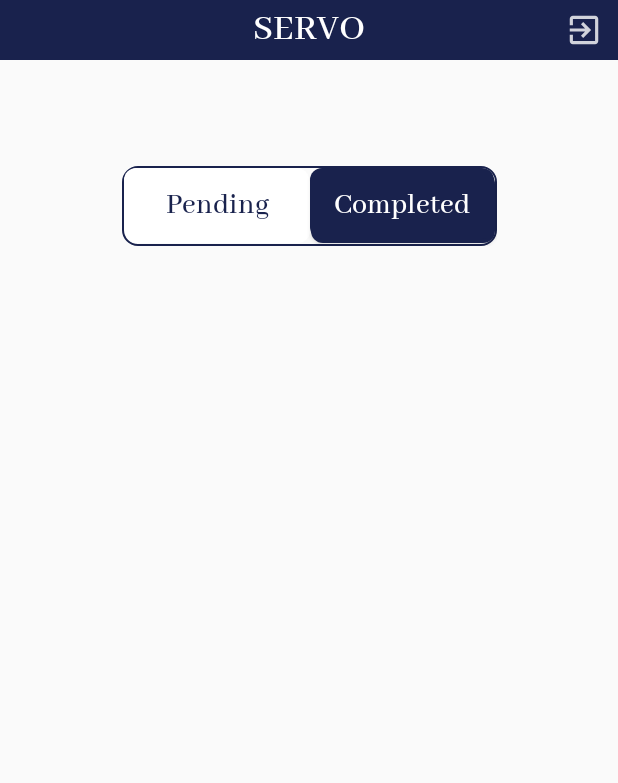
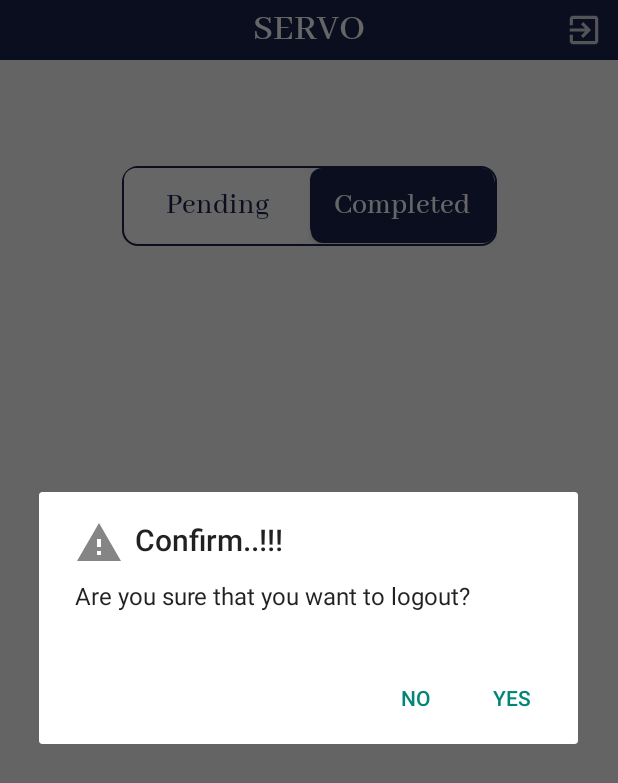
Before and after one commit to DeadliestDemon/Servo, an Android app: the WorkerActivity screen opened directly, with no data from a screen before it, after a tap on "menu", on a phone screen of 412 x 824 dp. Shown: the top 783 px of the screen. Run offline under Robolectric (Android 15) with nearby library versions, the phone set to English and light mode, and no system bars; 2 other taps on this screen came first.

Commit message:
Added popup logout

```diff
--- a/app/src/main/java/com/example/servo/Adapter/StudentPendingActivityAdapter.java
+++ b/app/src/main/java/com/example/servo/Adapter/StudentPendingActivityAdapter.java
@@ -88,11 +88,11 @@ public class StudentPendingActivityAdapter extends RecyclerView.Adapter<StudentP
 
                     AlertDialog.Builder alertDialogBuilder = new AlertDialog.Builder(context);
                     // Setting Alert Dialog Title
-                    alertDialogBuilder.setTitle("Confirm Exit..!!!");
+                    alertDialogBuilder.setTitle("Confirm..!!!");
                     // Icon Of Alert Dialog
                     alertDialogBuilder.setIcon(R.drawable.ic_deplete_complaint_alert);
                     // Setting Alert Dialog Message
-                    alertDialogBuilder.setMessage("Are you sure,You want to delete this complaint?");
+                    alertDialogBuilder.setMessage("Are you sure that you want to mark this complaint as done?");
                     alertDialogBuilder.setCancelable(false);
 
                     alertDialogBuilder.setPositiveButton("Yes", new DialogInterface.OnClickListener() {
--- a/app/src/main/java/com/example/servo/WorkerActivity.java
+++ b/app/src/main/java/com/example/servo/WorkerActivity.java
@@ -1,10 +1,12 @@
 package com.example.servo;
 
+import androidx.appcompat.app.AlertDialog;
 import androidx.appcompat.app.AppCompatActivity;
 import androidx.recyclerview.widget.LinearLayoutManager;
 import androidx.recyclerview.widget.RecyclerView;
 
 import android.content.Context;
+import android.content.DialogInterface;
 import android.content.Intent;
 import android.content.SharedPreferences;
 import android.content.res.ColorStateList;
@@ -75,6 +77,19 @@ public class WorkerActivity extends AppCompatActivity {
             @Override
             public void onClick(View view) {
 
+                AlertDialog.Builder alertDialogBuilder = new AlertDialog.Builder(WorkerActivity.this);
+                // Setting Alert Dialog Title
+                alertDialogBuilder.setTitle("Confirm..!!!");
+                // Icon Of Alert Dialog
+                alertDialogBuilder.setIcon(R.drawable.ic_deplete_complaint_alert);
+                // Setting Alert Dialog Message
+                alertDialogBuilder.setMessage("Are you sure that you want to logout?");
+                alertDialogBuilder.setCancelable(false);
+
+                alertDialogBuilder.setPositiveButton("Yes", new DialogInterface.OnClickListener() {
+
+                    @Override
+                    public void onClick(DialogInterface arg0, int arg1) {
                         //                Log.e("chk","CHEK");
                         Call<Void> logoutCall = RetrofitClient
                             .getInstance()
@@ -83,14 +98,12 @@ public class WorkerActivity extends AppCompatActivity {
                         logoutCall.enqueue(new Callback<Void>() {
                             @Override
                             public void onResponse(Call<Void> call, Response<Void> response) {
-                        if (response.code() == 200)
-                        {
+                                if (response.code() == 200) {
 //                            Toast.makeText(StudentActivity.this, "log outed", Toast.LENGTH_SHORT).show();
                                     Log.e("logout==========>", "success");
                                     startActivity(new Intent(WorkerActivity.this, MainActivity.class).addFlags(Intent.FLAG_ACTIVITY_CLEAR_TASK));
 
-                        }
-                        else {
+                                } else {
                                     String s = response.errorBody().toString();
                                     Log.e("logout==========>", response.errorBody().toString());
 
@@ -110,6 +123,62 @@ public class WorkerActivity extends AppCompatActivity {
 //                startActivity();
                     }
                 });
+
+//                finish();}
+
+
+                alertDialogBuilder.setNegativeButton("No", new DialogInterface.OnClickListener() {
+                    @Override
+                    public void onClick(DialogInterface dialog, int which) {
+//                            Toast.makeText(.this,"You clicked over No",Toast.LENGTH_SHORT).show();
+//                        checkBox.setBackgroundResource(R.drawable.ic_baseline_radio_button_unchecked_24);
+
+                    }
+                });
+                AlertDialog alertDialog = alertDialogBuilder.create();
+                alertDialog.show();
+            }
+        });
+//
+//        logout.setOnClickListener(new View.OnClickListener() {
+//            @Override
+//            public void onClick(View view) {
+//
+////                Log.e("chk","CHEK");
+//                Call<Void> logoutCall = RetrofitClient
+//                        .getInstance()
+//                        .getApi().logOut(Token);
+//
+//                logoutCall.enqueue(new Callback<Void>() {
+//                    @Override
+//                    public void onResponse(Call<Void> call, Response<Void> response) {
+//                        if (response.code() == 200)
+//                        {
+////                            Toast.makeText(StudentActivity.this, "log outed", Toast.LENGTH_SHORT).show();
+//                            Log.e("logout==========>", "success");
+//                            startActivity(new Intent(WorkerActivity.this, MainActivity.class).addFlags(Intent.FLAG_ACTIVITY_CLEAR_TASK));
+//
+//                        }
+//                        else {
+//                            String s = response.errorBody().toString();
+//                            Log.e("logout==========>", response.errorBody().toString());
+//
+////                            Toast.makeText(StudentActivity.this, s, Toast.LENGTH_SHORT).show();
+//
+//                        }
+//                    }
+//
+//                    @Override
+//                    public void onFailure(Call<Void> call, Throwable t) {
+//                        Log.e("logout==========>", t.toString());
+//
+//
+//                    }
+//                });
+//
+////                startActivity();
+//            }
+//        });
 
 
         pendingWorker.setOnClickListener(new View.OnClickListener() {
@@ -274,11 +343,5 @@ public class WorkerActivity extends AppCompatActivity {
 
             }
         });
-
-
-//        WorkerPendingInfo workerPendingInfo = new WorkerPendingInfo("1234", "ELECTRICIAN", "1/4/2022", "5:10 PM", "5607", "IEC2020080", "9761319703");
-//        WorkerPendingInfo workerPendingInfo1 = new WorkerPendingInfo("1234", "ELECTRICIAN", "1/4/2022", "5:10 PM", "5607", "IEC2020080", "9761319703");
-//        workerPendingInfos.add(workerPendingInfo);
-//        workerPendingInfos.add(workerPendingInfo1);
     }
 }
```
Also changed, not shown: app/src/main/java/com/example/servo/StudentActivity.java (+31 -4 lines). Lines whose indentation alone changed are shown as unchanged.
